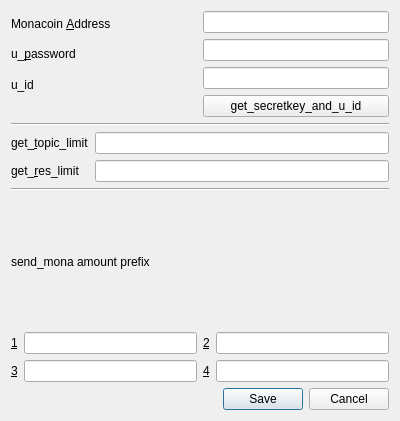
Qt form setting_window.ui (ottyajp/mona_chaduke) before a commit.
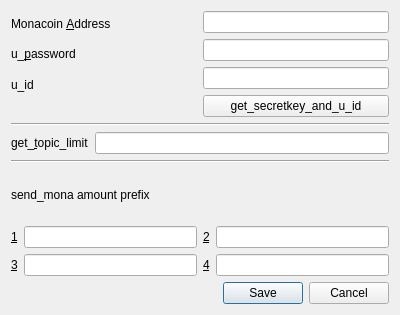
The same form after that commit.

Commit message: get_res_limitを廃止 #define GET_RES_LIMIT 1000みたいな感じに変えた 設定画面からも消去、設定保存・読み込みもしないように

```diff
--- a/setting_window.ui
+++ b/setting_window.ui
@@ -7,7 +7,7 @@
     <x>0</x>
     <y>0</y>
     <width>400</width>
-    <height>421</height>
+    <height>315</height>
    </rect>
   </property>
   <property name="windowTitle">
@@ -116,16 +116,6 @@
            </property>
           </widget>
          </item>
-         <item>
-          <widget class="QLabel" name="label_5">
-           <property name="text">
-            <string>get_&amp;res_limit</string>
-           </property>
-           <property name="buddy">
-            <cstring>get_res_limit</cstring>
-           </property>
-          </widget>
-         </item>
         </layout>
        </item>
        <item>
@@ -133,9 +123,6 @@
          <item>
           <widget class="QLineEdit" name="get_topic_limit"/>
          </item>
-         <item>
-          <widget class="QLineEdit" name="get_res_limit"/>
-         </item>
         </layout>
        </item>
       </layout>
```
Left out of the diff: 1 changed line with no effect on the pictures. The commit also changes 5 other files.
